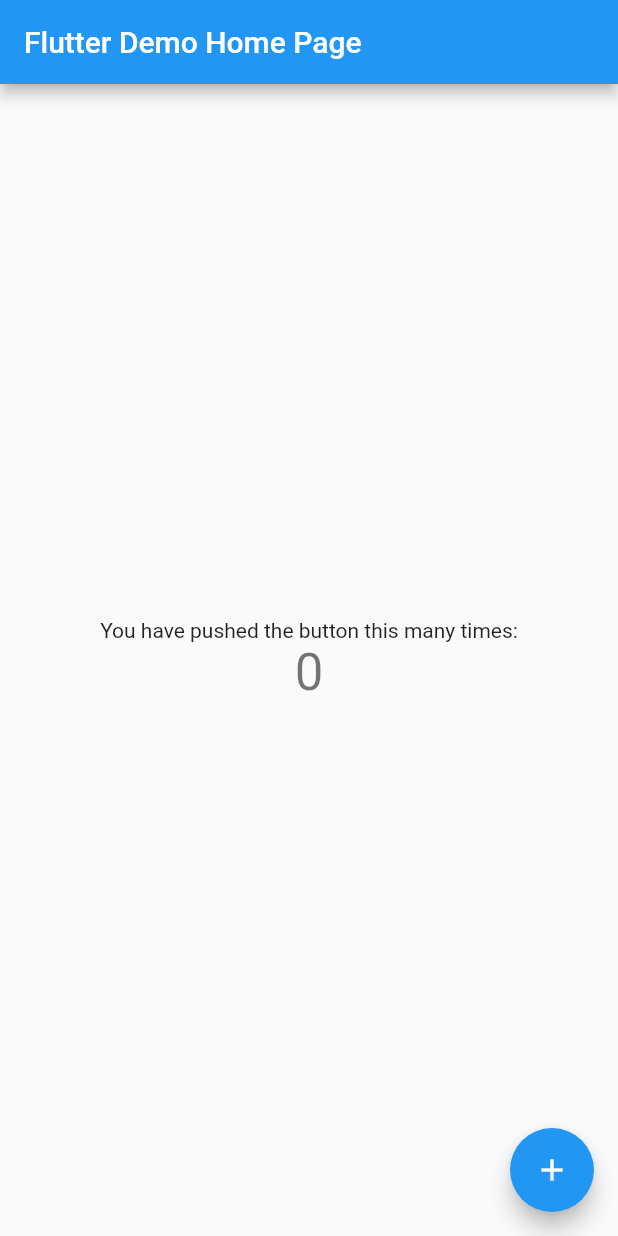
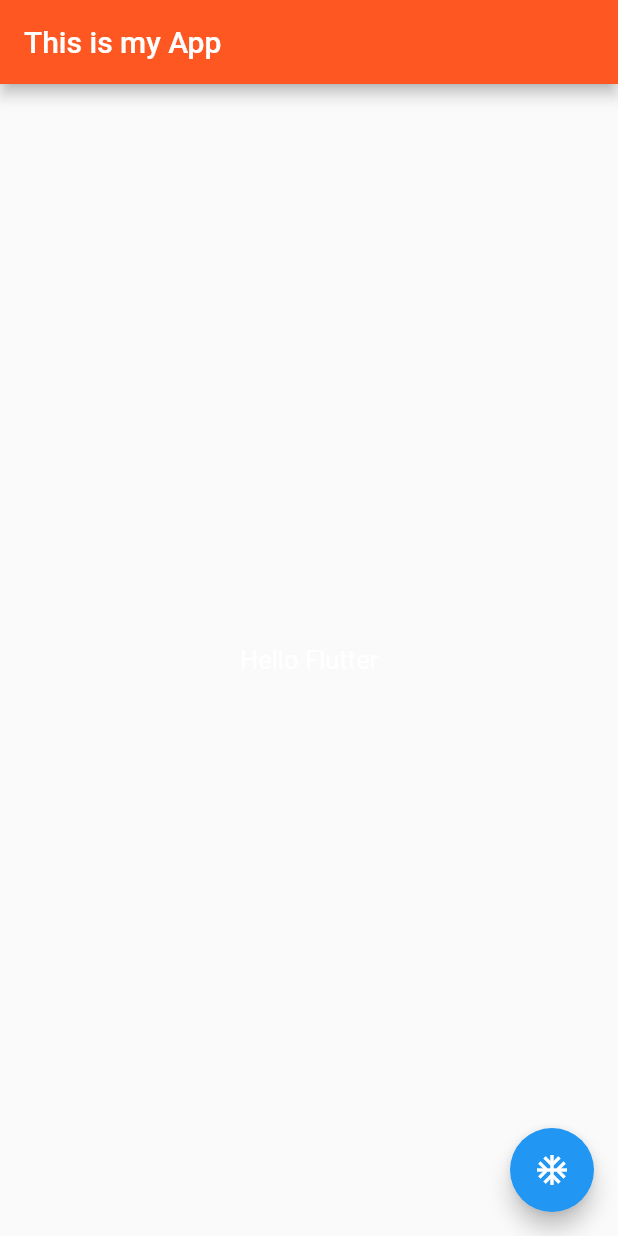
Before and after one commit to escherdykhouse/devslopes_flutter_project, a Flutter app: the screen it shows after launch, on a phone screen of 412 x 824 dp. Run offline on Flutter 3.47's test engine with Material 2 defaults, Android fonts, the phone set to English and light mode, and no system bars.

Commit message:
Base Hello World App
Simple hello world app with navbar and FAB.

```diff
--- a/devslopes_course_app/lib/main.dart
+++ b/devslopes_course_app/lib/main.dart
@@ -1,111 +1,65 @@
 import 'package:flutter/material.dart';
 
-void main() => runApp(MyApp());
+void main() => runApp(FlutterApp());
 
-class MyApp extends StatelessWidget {
-  // This widget is the root of your application.
+class FlutterApp extends StatelessWidget {
   @override
   Widget build(BuildContext context) {
     return MaterialApp(
-      title: 'Flutter Demo',
       theme: ThemeData(
-        // This is the theme of your application.
-        //
-        // Try running your application with "flutter run". You'll see the
-        // application has a blue toolbar. Then, without quitting the app, try
-        // changing the primarySwatch below to Colors.green and then invoke
-        // "hot reload" (press "r" in the console where you ran "flutter run",
-        // or simply save your changes to "hot reload" in a Flutter IDE).
-        // Notice that the counter didn't reset back to zero; the application
-        // is not restarted.
-        primarySwatch: Colors.blue,
+        primaryColor: Colors.deepOrange,
       ),
-      home: MyHomePage(title: 'Flutter Demo Home Page'),
+      home: HomePage(title: "This is my App"),
     );
   }
 }
 
-class MyHomePage extends StatefulWidget {
-  MyHomePage({Key key, this.title}) : super(key: key);
+class HomePage extends StatefulWidget {
 
-  // This widget is the home page of your application. It is stateful, meaning
-  // that it has a State object (defined below) that contains fields that affect
-  // how it looks.
-
-  // This class is the configuration for the state. It holds the values (in this
-  // case the title) provided by the parent (in this case the App widget) and
-  // used by the build method of the State. Fields in a Widget subclass are
-  // always marked "final".
-
+  //Variables in this class can be passed in from parents
   final String title;
 
+  HomePage({Key key, this.title}) : super(key: key);
+
   @override
-  _MyHomePageState createState() => _MyHomePageState();
+  _HomePageState createState() => _HomePageState();
 }
 
-class _MyHomePageState extends State<MyHomePage> {
-  int _counter = 0;
+class _HomePageState extends State<HomePage> {
+  //Variables in this class are only used in child elements
+  var color = Colors.white;
 
-  void _incrementCounter() {
+  //Toggles the color (above) between green and white.
+  void _changeColor() {
     setState(() {
-      // This call to setState tells the Flutter framework that something has
-      // changed in this State, which causes it to rerun the build method below
-      // so that the display can reflect the updated values. If we changed
-      // _counter without calling setState(), then the build method would not be
-      // called again, and so nothing would appear to happen.
-      _counter++;
+     color = color == Colors.white ? Colors.green : Colors.white;
     });
   }
 
   @override
   Widget build(BuildContext context) {
-    // This method is rerun every time setState is called, for instance as done
-    // by the _incrementCounter method above.
-    //
-    // The Flutter framework has been optimized to make rerunning build methods
-    // fast, so that you can just rebuild anything that needs updating rather
-    // than having to individually change instances of widgets.
     return Scaffold(
       appBar: AppBar(
-        // Here we take the value from the MyHomePage object that was created by
-        // the App.build method, and use it to set our appbar title.
-        title: Text(widget.title),
+        title: Text(this.widget.title),
       ),
       body: Center(
-        // Center is a layout widget. It takes a single child and positions it
-        // in the middle of the parent.
         child: Column(
-          // Column is also layout widget. It takes a list of children and
-          // arranges them vertically. By default, it sizes itself to fit its
-          // children horizontally, and tries to be as tall as its parent.
-          //
-          // Invoke "debug painting" (press "p" in the console, choose the
-          // "Toggle Debug Paint" action from the Flutter Inspector in Android
-          // Studio, or the "Toggle Debug Paint" command in Visual Studio Code)
-          // to see the wireframe for each widget.
-          //
-          // Column has various properties to control how it sizes itself and
-          // how it positions its children. Here we use mainAxisAlignment to
-          // center the children vertically; the main axis here is the vertical
-          // axis because Columns are vertical (the cross axis would be
-          // horizontal).
           mainAxisAlignment: MainAxisAlignment.center,
-          children: <Widget>[
+          children: [
             Text(
-              'You have pushed the button this many times:',
-            ),
-            Text(
-              '$_counter',
-              style: Theme.of(context).textTheme.display1,
-            ),
-          ],
-        ),
+              "Hello Flutter",
+              style: TextStyle(
+                fontSize: 17,
+                color: this.color
+              )
+            )
+          ]
+        )
       ),
       floatingActionButton: FloatingActionButton(
-        onPressed: _incrementCounter,
-        tooltip: 'Increment',
-        child: Icon(Icons.add),
-      ), // This trailing comma makes auto-formatting nicer for build methods.
+        onPressed: _changeColor,
+        child: Icon(Icons.ac_unit),
+      ),
     );
   }
 }
```
